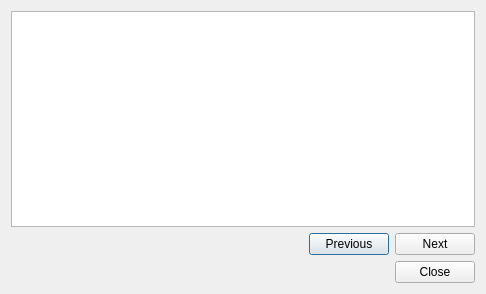
Above: src/plugins/knowhow/tipdialog.ui from 0xd34df00d/leechcraft before the change. Below: the same form after it.
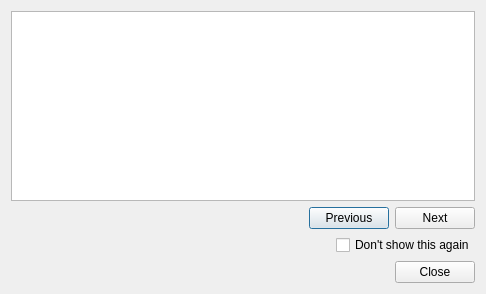
That is the form after the change.

Commit message: KnowHow: allow to not show anymore.

What changed in the file:
```diff
--- a/src/plugins/knowhow/tipdialog.ui
+++ b/src/plugins/knowhow/tipdialog.ui
@@ -48,6 +48,30 @@
      </item>
     </layout>
    </item>
+   <item>
+    <layout class="QHBoxLayout" name="horizontalLayout_2">
+     <item>
+      <spacer name="horizontalSpacer_2">
+       <property name="orientation">
+        <enum>Qt::Horizontal</enum>
+       </property>
+       <property name="sizeHint" stdset="0">
+        <size>
+         <width>40</width>
+         <height>20</height>
+        </size>
+       </property>
+      </spacer>
+     </item>
+     <item>
+      <widget class="QCheckBox" name="DontShow_">
+       <property name="text">
+        <string>Don't show this again</string>
+       </property>
+      </widget>
+     </item>
+    </layout>
+   </item>
    <item>
     <widget class="QDialogButtonBox" name="buttonBox">
      <property name="orientation">
```
The commit also changes 2 other files.
